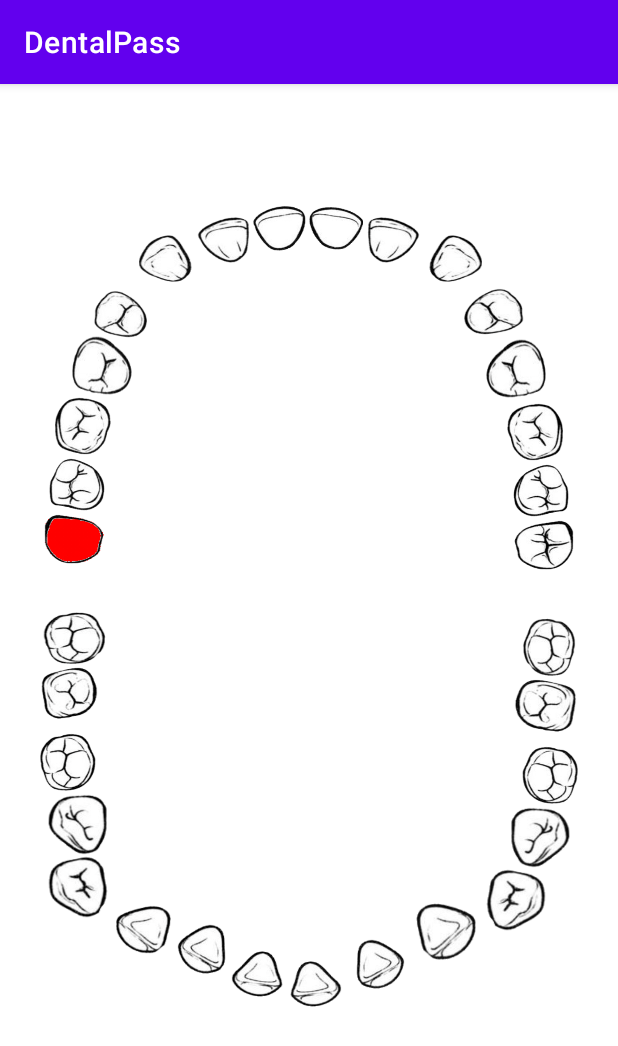
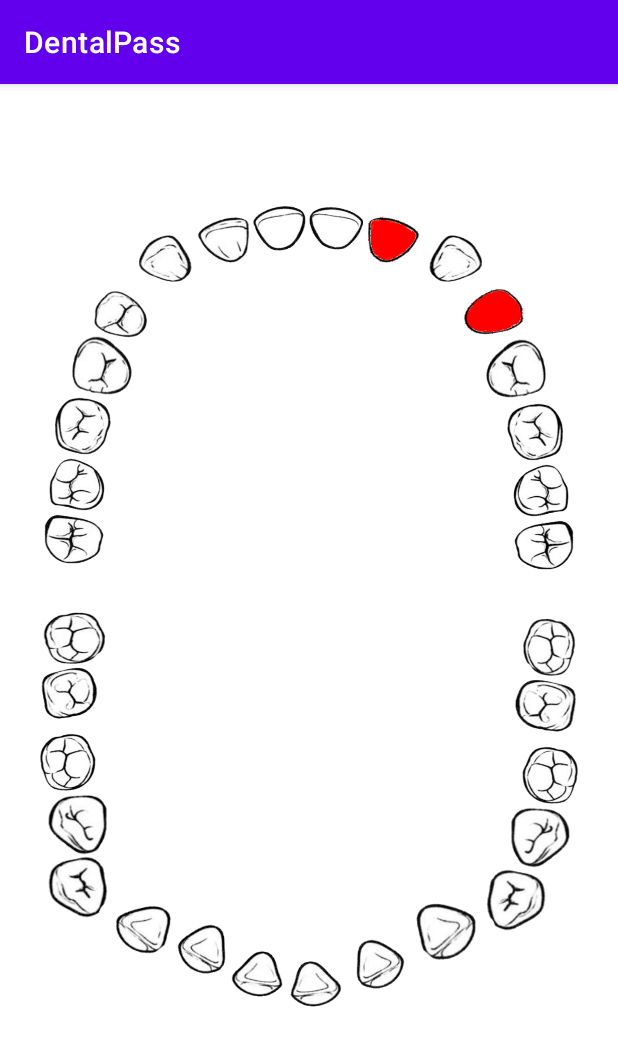
Before and after one commit to sastsy/DentalPass, an Android app: the screen it shows after launch (MainActivity), after a tap on an icon or button, on a phone screen of 412 x 824 dp. Shown: the top 1046 px of the screen. Run offline under Robolectric (Android 15) with nearby library versions, the phone set to English and light mode, and no system bars; 1 other tap on this screen came first.

Commit message:
teeth color changes on red on click

```diff
--- a/app/src/main/java/com/example/dentalpass/MainActivity.java
+++ b/app/src/main/java/com/example/dentalpass/MainActivity.java
@@ -12,14 +12,16 @@ import android.widget.Button;
 import android.widget.ImageButton;
 import android.widget.ImageView;
 
-public class MainActivity extends AppCompatActivity implements View.OnClickListener {
+public class MainActivity extends AppCompatActivity {
 
     @Override
     protected void onCreate(Bundle savedInstanceState) {
         super.onCreate(savedInstanceState);
         setContentView(R.layout.activity_main);
 
-        ImageButton btn1 = (ImageButton) findViewById(R.id.imageButton1);
+        ImageButton[] imageButtons_list = new ImageButton[32];
+
+        /*ImageButton btn1 = (ImageButton) findViewById(R.id.imageButton1);
         ImageButton btn2 = (ImageButton) findViewById(R.id.imageButton2);
         ImageButton btn3 = (ImageButton) findViewById(R.id.imageButton3);
         ImageButton btn4 = (ImageButton) findViewById(R.id.imageButton4);
@@ -85,6 +87,11 @@ public class MainActivity extends AppCompatActivity implements View.OnClickListe
         btn31.setOnClickListener(this);
         btn32.setOnClickListener(this);
 
+        ImageButton[] imageButtons_list = {btn1, btn2, btn3, btn4, btn5, btn6, btn7, btn8, btn9, btn10,
+                btn11, btn12, btn13, btn14, btn15, btn16, btn17, btn18, btn19, btn20, btn21, btn22, btn23,
+                btn24, btn25, btn26, btn27, btn28, btn29, btn30, btn31, btn32};
+        */
+
         int[] imageButtons_id = {R.id.imageButton1, R.id.imageButton2, R.id.imageButton3, R.id.imageButton4,
                 R.id.imageButton5, R.id.imageButton6, R.id.imageButton7, R.id.imageButton8, R.id.imageButton9,
                 R.id.imageButton10, R.id.imageButton11, R.id.imageButton12, R.id.imageButton13, R.id.imageButton14,
@@ -93,17 +100,23 @@ public class MainActivity extends AppCompatActivity implements View.OnClickListe
                 R.id.imageButton25, R.id.imageButton26, R.id.imageButton27, R.id.imageButton28, R.id.imageButton29,
                 R.id.imageButton30, R.id.imageButton31, R.id.imageButton32};
 
-        ImageButton[] imageButtons_list = {btn1, btn2, btn3, btn4, btn5, btn6, btn7, btn8, btn9, btn10,
-                btn11, btn12, btn13, btn14, btn15, btn16, btn17, btn18, btn19, btn20, btn21, btn22, btn23,
-                btn24, btn25, btn26, btn27, btn28, btn29, btn30, btn31, btn32};
+        int[] redImages_id = {R.drawable.red1, R.drawable.red2, R.drawable.red3, R.drawable.red4, R.drawable.red5,
+                R.drawable.red6, R.drawable.red7, R.drawable.red8, R.drawable.red9, R.drawable.red10,
+                R.drawable.red11, R.drawable.red12, R.drawable.red13, R.drawable.red14, R.drawable.red15,
+                R.drawable.red16, R.drawable.red17, R.drawable.red18, R.drawable.red19, R.drawable.red20,
+                R.drawable.red21, R.drawable.red22, R.drawable.red23, R.drawable.red24, R.drawable.red25,
+                R.drawable.red26, R.drawable.red27, R.drawable.red28, R.drawable.red29, R.drawable.red30,
+                R.drawable.red31, R.drawable.red32};
+
+        for (int i = 0; i <= 31; ++i) {
+            imageButtons_list[i] = findViewById(imageButtons_id[i]);
+            int finalI = i;
+            imageButtons_list[i].setOnClickListener(new View.OnClickListener() {
+                @Override
+                public void onClick(View v) {
+                    imageButtons_list[finalI].setImageResource(redImages_id[finalI]);
+                }
+            });
+        }
     }
-
-    @Override
-    public void onClick(View v) {
-
-        /*for (int i = 0; i < imageButtons_id.length; ++i) {
-            if (v.getId() == imageButtons_id[i]) imageButtons_list[i].setImageResource(R.drawable.red1);
-        }*/
-    }
-
 }
--- a/app/src/main/res/layout/activity_main.xml
+++ b/app/src/main/res/layout/activity_main.xml
@@ -127,7 +127,7 @@
             android:scaleType="fitXY"
             app:layout_constraintStart_toStartOf="parent"
             app:layout_constraintTop_toBottomOf="@+id/imageButton2"
-            app:srcCompat="@drawable/red1" />
+            app:srcCompat="@drawable/white1" />
 
         <ImageButton
             android:id="@+id/imageButton32"
```
